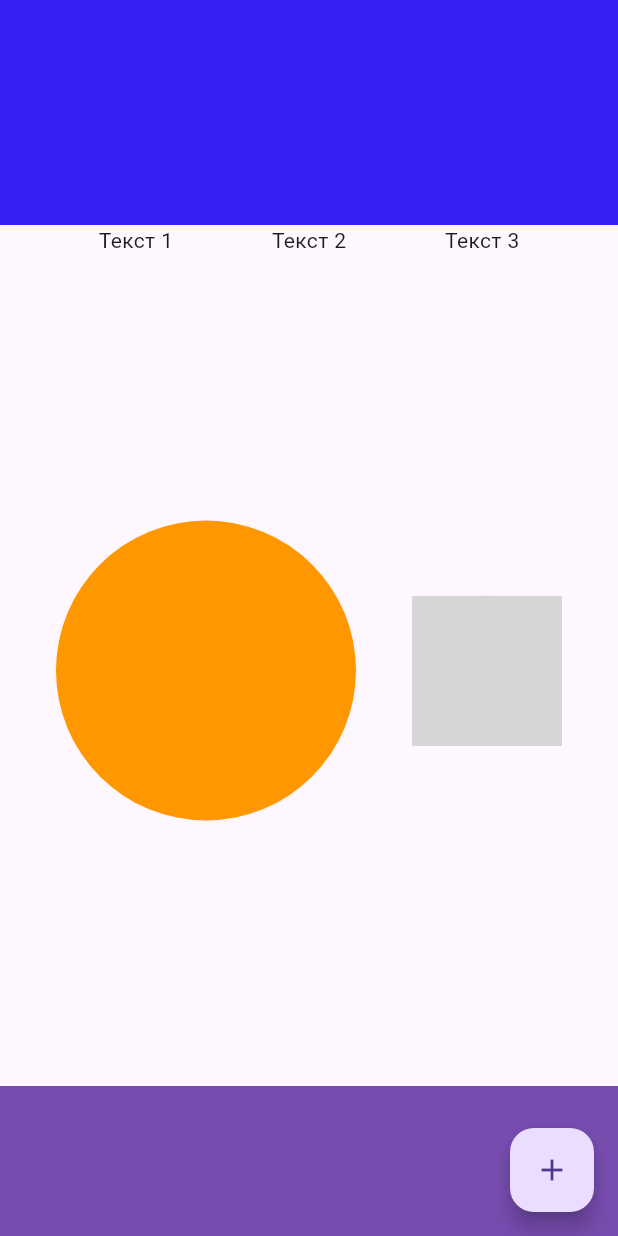
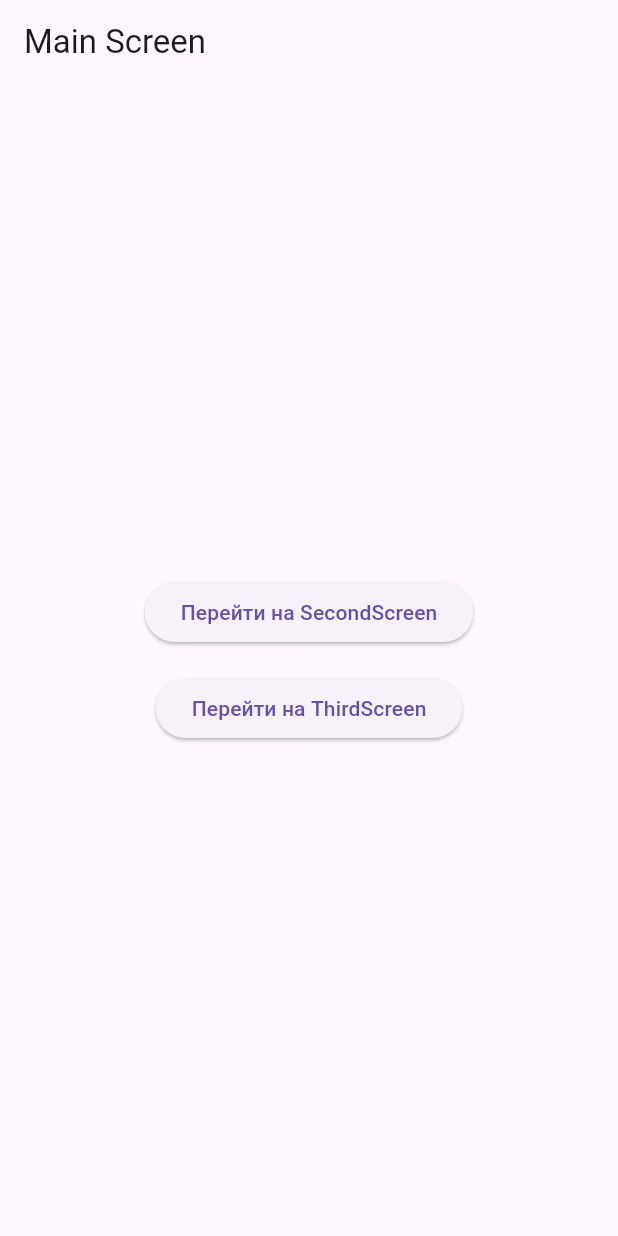
Before and after one commit to lobachmax86/mobdev, a Flutter app: the screen it shows after launch, on a phone screen of 412 x 824 dp. Run offline on Flutter 3.47's test engine with Material 3 defaults, Android fonts, the phone set to English and light mode, and no system bars; grey boxes are pictures that could not be loaded.

Commit message:
Lab 2: Базовая навигация

```diff
--- a/lib/main.dart
+++ b/lib/main.dart
@@ -1,4 +1,7 @@
 import 'package:flutter/material.dart';
+import 'main_screen.dart';
+import 'second_screen.dart';
+import 'third_screen.dart';
 
 void main() {
   runApp(const MyApp());
@@ -9,76 +12,9 @@ class MyApp extends StatelessWidget {
 
   @override
   Widget build(BuildContext context) {
-    return MaterialApp(
+    return const MaterialApp(
       debugShowCheckedModeBanner: false,
-      home: const MyHomePage(),
+      home: MainScreen(),
     );
   }
 }
-
-class MyHomePage extends StatelessWidget {
-  const MyHomePage({super.key});
-
-  @override
-  Widget build(BuildContext context) {
-    return Scaffold(
-      // Кнопка действия внизу справа
-      floatingActionButton: FloatingActionButton(
-        onPressed: () {
-          print('Button pressed!');
-        },
-        child: const Icon(Icons.add),
-      ),
-
-      body: Column(
-        children: [
-          // Первый контейнер
-          Container(
-            width: double.infinity,
-            height: 150,
-            color: const Color.fromARGB(255, 54, 33, 243),
-          ),
-
-          // Ряд с тремя текстами
-          Row(
-            mainAxisAlignment: MainAxisAlignment.spaceEvenly,
-            children: const [
-              Text('Текст 1'),
-              Text('Текст 2'),
-              Text('Текст 3'),
-            ],
-          ),
-
-          // Expanded растягивается, занимая доступное пространство
-          Expanded(
-            child: Row(
-              mainAxisAlignment: MainAxisAlignment.spaceEvenly,
-              children: const [
-                // Первый аватар (просто цвет)
-                CircleAvatar(
-                  radius: 100,
-                  backgroundColor: Colors.orange,
-                ),
-
-                // Второй аватар с картинкой из интернета
-                CircleAvatar(
-                  radius: 50,
-                  backgroundImage: NetworkImage(
-                    'https://images.pexels.com/photos/771742/pexels-photo-771742.jpeg',
-                  ),
-                ),
-              ],
-            ),
-          ),
-
-          // Второй контейнер
-          Container(
-            width: double.infinity,
-            height: 100,
-            color: const Color.fromARGB(255, 119, 76, 175),
-          ),
-        ],
-      ),
-    );
-  }
-}
--- /dev/null
+++ b/lib/main_screen.dart
@@ -0,0 +1,44 @@
+import 'package:flutter/material.dart';
+import 'second_screen.dart';
+import 'third_screen.dart';
+
+class MainScreen extends StatelessWidget {
+  const MainScreen({super.key});
+
+  @override
+  Widget build(BuildContext context) {
+    return Scaffold(
+      appBar: AppBar(title: const Text('Main Screen')),
+      body: Center(
+        child: Column(
+          mainAxisSize: MainAxisSize.min,
+          children: [
+            ElevatedButton(
+              onPressed: () {
+                Navigator.push(
+                  context,
+                  MaterialPageRoute(
+                    builder: (_) => const SecondScreen(),
+                  ),
+                );
+              },
+              child: const Text('Перейти на SecondScreen'),
+            ),
+            const SizedBox(height: 16),
+            ElevatedButton(
+              onPressed: () {
+                Navigator.push(
+                  context,
+                  MaterialPageRoute(
+                    builder: (_) => const ThirdScreen(),
+                  ),
+                );
+              },
+              child: const Text('Перейти на ThirdScreen'),
+            ),
+          ],
+        ),
+      ),
+    );
+  }
+}
--- /dev/null
+++ b/lib/third_screen.dart
@@ -0,0 +1,20 @@
+import 'package:flutter/material.dart';
+
+class ThirdScreen extends StatelessWidget {
+  const ThirdScreen({super.key});
+
+  @override
+  Widget build(BuildContext context) {
+    return Scaffold(
+      appBar: AppBar(title: const Text('Third Screen')),
+      body: Center(
+        child: ElevatedButton(
+          onPressed: () {
+            Navigator.pop(context);
+          },
+          child: const Text('Назад'),
+        ),
+      ),
+    );
+  }
+}
```
Also changed, not shown: lib/second_screen.dart (added, +38 -0 lines).
